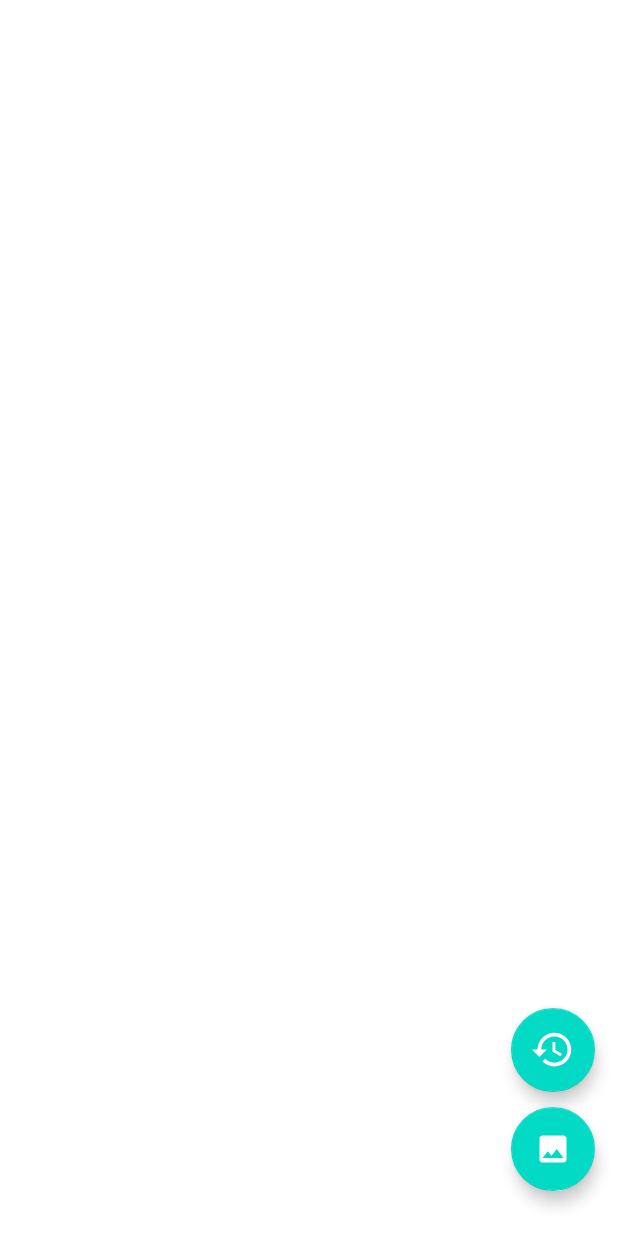
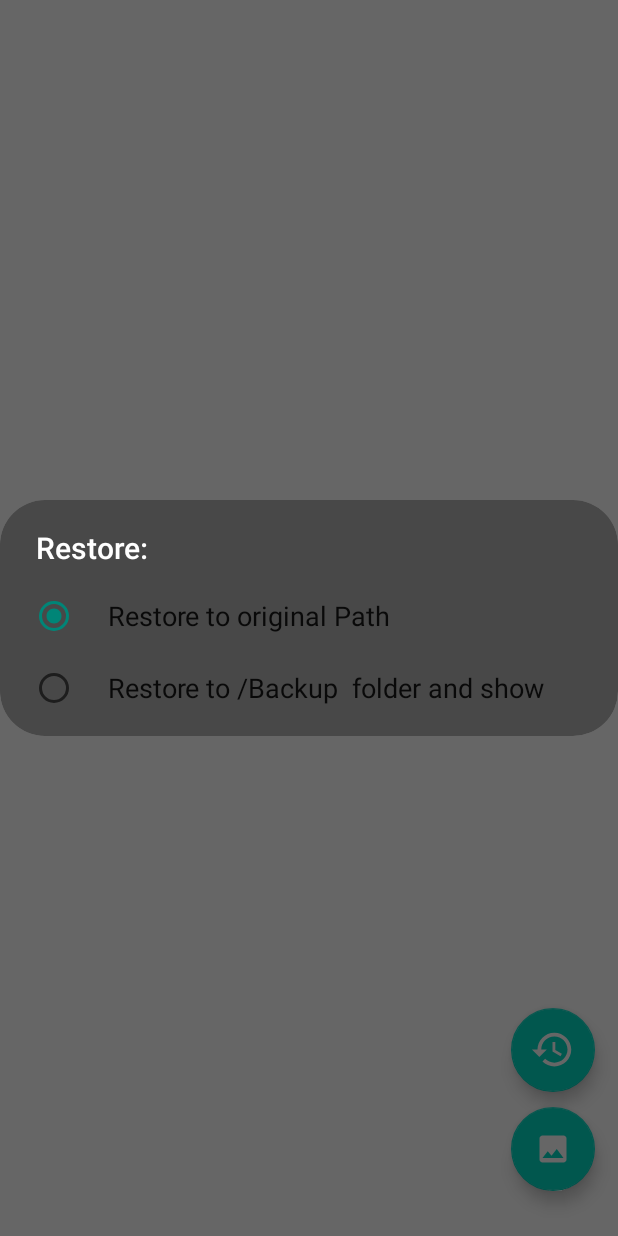
Before and after one commit to Devarshi-Rawal/V, an Android app: the screen it shows after launch (MainActivity), after a tap on an icon or button, on a phone screen of 412 x 824 dp. Run offline under Robolectric (Android 15) with nearby library versions, the phone set to English and light mode, and no system bars; libraries missing offline, so code that uses them is left out: com.google.api.client, com.google.api.services; pictures from the network do not load.

Commit message:
08/03/2022

```diff
--- a/app/build.gradle
+++ b/app/build.gradle
@@ -55,6 +55,7 @@ dependencies {
     implementation 'androidx.recyclerview:recyclerview:1.2.1'
     implementation 'androidx.swiperefreshlayout:swiperefreshlayout:1.2.0-alpha01'
     implementation project(path: ':lottiedialog')
+    implementation 'com.google.android.material:material:1.6.0-alpha03'
     testImplementation 'junit:junit:4.13.2'
     androidTestImplementation 'androidx.test.ext:junit:1.1.3'
     androidTestImplementation 'androidx.test.espresso:espresso-core:3.4.0'
--- a/app/src/main/java/com/devarshi/vault/ImageDetailActivity.java
+++ b/app/src/main/java/com/devarshi/vault/ImageDetailActivity.java
@@ -203,9 +203,9 @@ public class ImageDetailActivity extends GoogleDriveActivity implements ImageSli
                     }
                 });
 
-        Intent intent = new Intent();
+        /*Intent intent = new Intent();
         intent.putExtra("dbFile",db.toString());
-        setResult(RESULT_OK,intent);
+        setResult(RESULT_OK,intent);*/
 
         /*for (int i=positionUtd; i < uploadToDriveList.size(); i++) {
             Log.d(TAG, "actionOnClickOfUploadToDrive: Uploaded files are: " + uploadToDriveList.get(i).getFile());
--- a/app/src/main/java/com/devarshi/vault/MainActivity.java
+++ b/app/src/main/java/com/devarshi/vault/MainActivity.java
@@ -9,6 +9,7 @@ import static androidx.core.content.PackageManagerCompat.LOG_TAG;
 import androidx.annotation.NonNull;
 import androidx.annotation.Nullable;
 import androidx.annotation.RequiresApi;
+import androidx.appcompat.app.AlertDialog;
 import androidx.appcompat.app.AppCompatActivity;
 import androidx.core.app.ActivityCompat;
 import androidx.core.content.ContextCompat;
@@ -23,6 +24,7 @@ import android.content.ClipData;
 import android.content.ContentResolver;
 import android.content.ContentUris;
 import android.content.Context;
+import android.content.DialogInterface;
 import android.content.Intent;
 import android.content.IntentSender;
 import android.content.pm.PackageManager;
@@ -30,6 +32,7 @@ import android.database.Cursor;
 import android.graphics.Bitmap;
 import android.graphics.BitmapFactory;
 import android.graphics.Color;
+import android.graphics.drawable.ColorDrawable;
 import android.net.Uri;
 import android.os.Build;
 import android.os.Bundle;
@@ -40,8 +43,10 @@ import android.provider.BaseColumns;
 import android.provider.DocumentsContract;
 import android.provider.MediaStore;
 import android.provider.OpenableColumns;
+import android.text.Html;
 import android.util.Base64;
 import android.util.Log;
+import android.view.ContextThemeWrapper;
 import android.view.View;
 import android.view.WindowManager;
 import android.widget.ImageView;
@@ -88,7 +93,6 @@ public class MainActivity extends GoogleDriveActivity {
     private static final int PERMISSION_REQUEST_CODE = 100;
     private static final int FILE_SELECT_CODE = 101;
     public static final int DELETE_REQUEST_CODE = 102;
-//    private static final String LOG_TAG = "MainActivity";
 
     //Buttons, Views, Layouts, etc.
     private FloatingActionButton fAbSelectPhotos;
@@ -98,13 +102,13 @@ public class MainActivity extends GoogleDriveActivity {
     public SwipeRefreshLayout mSwipeRefreshLayout;
 
     //Variables
-    public String filename,dbFile;
+    public String filename;
     public ArrayList<String> imagePaths;
     ArrayList<String> restoreImagesList;
     Uri uriId;
     public GoogleDriveApiDataRepository repository;
     Drive driveService;
-    String fName;
+    String fName, restorationPath;
 
     @Override
     protected void onCreate(Bundle savedInstanceState) {
@@ -133,18 +137,6 @@ public class MainActivity extends GoogleDriveActivity {
         Toast.makeText(this, "Sign in failed", Toast.LENGTH_SHORT).show();
     }
 
-    /*@Override
-    protected void onGoogleDriveSignedInSuccess(Drive driveApi) {
-        showMessage(R.string.message_drive_client_is_ready);
-        repository = new GoogleDriveApiDataRepository(driveApi);
-    }
-
-    @Override
-    protected void onGoogleDriveSignedInFailed(ApiException exception) {
-        showMessage(R.string.message_google_sign_in_failed);
-        Log.e(LOG_TAG, "error google drive sign in", exception);
-    }*/
-
     private void findViews() {
 
         fAbSelectPhotos = findViewById(R.id.selectPhotosFab);
@@ -160,73 +152,7 @@ public class MainActivity extends GoogleDriveActivity {
         restoreImagesList = new ArrayList<>();
 
         fAbRestoreFromDrive.setOnClickListener(v -> {
-            if (repository == null) {
-                showMessage(R.string.message_google_sign_in_failed);
-                return;
-            }
-
-            ProgressDialog dialog = new ProgressDialog(MainActivity.this);
-            dialog.setTitle("Retrieving...");
-            dialog.setMessage("Please wait while retrieving files...");
-            dialog.show();
-
-            repository.queryFiles()
-                    .addOnSuccessListener(new OnSuccessListener<FileList>() {
-                        @Override
-                        public void onSuccess(FileList fileList) {
-
-                            Log.d(TAG, "onSuccess: DB size: " + fileList.size());
-                            for (com.google.api.services.drive.model.File file : fileList.getFiles()){
-
-                                String reInfo = file.getName();
-                                fName = reInfo.substring(reInfo.lastIndexOf("/") + 1);
-
-//                                Log.d(TAG, "onSuccess: Filenames: " + repository.readFile(new File(String.valueOf(file)),file.getId()));
-                                Log.d(TAG, "onSuccess: FileName: " + fName);
-                                Log.d(TAG, "onSuccess: FileIds: " + file.getId());
-
-                                restoreImagesList.add(fName);
-
-                                try {
-
-                                    byte[] bytes = ByteSegments.toByteArray(new FileInputSource(new File(file.getName())));
-                                    final String encoded = Base64.encodeToString(bytes, Base64.DEFAULT);
-
-                                    Log.d(TAG, "initViews: Encoded: " + encoded);
-
-                                    byte[] decodedString = Base64.decode(encoded, Base64.DEFAULT);
-
-                                   /* File temp = new File(Environment.getExternalStorageDirectory() + "Android/data/com.devarshi.safdemo/files/Backup");
-                                    FileOutputStream imageStream = new FileOutputStream(temp);
-                                    imageStream.write(decodedString);*/
-
-                                    Bitmap bitmap = BitmapFactory.decodeByteArray(decodedString,0,decodedString.length);
-
-                                    createDirectoryAndSaveFile(bitmap,fName);
-
-                                    Log.d(TAG, "onSuccess: Original of encoded is: " + fName);
-
-                                } catch (IOException e) {
-                                    e.printStackTrace();
-                                }
-
-                            }
-                            dialog.dismiss();
-                        }
-                    })
-                    .addOnFailureListener(new OnFailureListener() {
-                        @Override
-                        public void onFailure(@NonNull Exception e) {
-
-                        }
-                    });
-
-
-
-            Intent intent = new Intent(MainActivity.this,RetrievedImagesActivity.class);
-            intent.putExtra("restoreImagesList",restoreImagesList);
-            startActivity(intent);
-
+            showMultiChoice();
         });
         fAbSelectPhotos.setOnClickListener(v -> browseClick());
 
@@ -238,13 +164,10 @@ public class MainActivity extends GoogleDriveActivity {
 
         loadRecyclerView();
 
-        mSwipeRefreshLayout.setOnRefreshListener(new SwipeRefreshLayout.OnRefreshListener() {
-            @Override
-            public void onRefresh() {
+        mSwipeRefreshLayout.setOnRefreshListener(() -> {
             mSwipeRefreshLayout.setRefreshing(true);
             loadRecyclerView();
             mSwipeRefreshLayout.setRefreshing(false);
-            }
         });
     }
 
@@ -264,17 +187,6 @@ public class MainActivity extends GoogleDriveActivity {
                     } else {
                         imagePaths.add(0, fname);
                     }
-                    /*int index;
-                    if (imagePaths == null){
-                        index = 0;
-                        imagePaths.add(index,fname);
-                        imageRVAdapter.notifyItemInserted(index);
-                    }
-                    else {
-                        index = imagePaths.size() - 1;
-                        imagePaths.add(index,fname);
-                        imageRVAdapter.notifyItemInserted(index);
-                    }*/
                 }
             }
         }
@@ -386,13 +298,10 @@ public class MainActivity extends GoogleDriveActivity {
         Intent intent = new Intent(Intent.ACTION_GET_CONTENT);
         intent.setType("image/*");
         intent.addCategory(Intent.CATEGORY_OPENABLE);
-        //intent.putExtra("browseCoa", itemToBrowse);
-        //Intent chooser = Intent.createChooser(intent, "Select a File to Upload");
         try {
-            //startActivityForResult(chooser, FILE_SELECT_CODE);
             startActivityForResult(Intent.createChooser(intent, "Select a File to Upload"), FILE_SELECT_CODE);
         } catch (Exception ex) {
-            System.out.println("browseClick :" + ex);//android.content.ActivityNotFoundException ex
+            System.out.println("browseClick :" + ex);
         }
     }
 
@@ -441,63 +350,108 @@ public class MainActivity extends GoogleDriveActivity {
                 Log.d(TAG, "onActivityResult: destinationPath " + returnUri);
 
                 Log.d(TAG, "onActivityResult: restoreImagesList size: " + restoreImagesList.size());
+
             }
-            else if (requestCode == 14 && resultCode == RESULT_OK && data != null){
-                dbFile = data.getStringExtra("dbFiles");
-            }
-        }catch (Exception e) {
+        } catch (Exception e) {
             e.printStackTrace();
         }
 
+    }
+
+    private void showMultiChoice() {
+
+        AlertDialog.Builder builderChoose = new AlertDialog.Builder(this,R.style.CustomAlertDialog);
+        builderChoose.setTitle("Restore:");
+        final CharSequence[] items = {"Restore to original Path", "Restore to " + "/Backup " + " folder and show"};
+        int checkedItem = 0;
+        builderChoose.setSingleChoiceItems(items, checkedItem, new DialogInterface.OnClickListener() {
+            @Override
+            public void onClick(DialogInterface dialog, int which) {
+                switch (which){
+                    case 0:
+                        Toast.makeText(MainActivity.this, "Restored to original path", Toast.LENGTH_SHORT).show();
+                        break;
+                    case 1:
+                        retrieveImages();
+                        break;
+                }
+            }
+        });
+        AlertDialog alert = builderChoose.create();
+        alert.setCanceledOnTouchOutside(true);
+        alert.show();
+    }
+
+    private void retrieveImages(){
+        if (repository == null) {
+            showMessage(R.string.message_google_sign_in_failed);
+            return;
+        }
+
+        ProgressDialog mDialog = new ProgressDialog(MainActivity.this);
+        mDialog.setTitle("Retrieving...");
+        mDialog.setMessage("Please wait while retrieving files...");
+        mDialog.show();
+
+        repository.queryFiles()
+                .addOnSuccessListener(new OnSuccessListener<FileList>() {
+                    @Override
+                    public void onSuccess(FileList fileList) {
+
+                        Log.d(TAG, "onSuccess: DB size: " + fileList.size());
+                        for (com.google.api.services.drive.model.File file : fileList.getFiles()) {
+
+                            String reInfo = file.getName();
+                            fName = reInfo.substring(reInfo.lastIndexOf("/") + 1);
+
+                            Log.d(TAG, "onSuccess: FileName: " + fName);
+                            Log.d(TAG, "onSuccess: FileIds: " + file.getId());
+
+                            restoreImagesList.add(fName);
+
+                            try {
+
+                                byte[] bytes = ByteSegments.toByteArray(new FileInputSource(new File(file.getName())));
+                                final String encoded = Base64.encodeToString(bytes, Base64.DEFAULT);
+
+                                Log.d(TAG, "initViews: Encoded: " + encoded);
+
+                                byte[] decodedString = Base64.decode(encoded, Base64.DEFAULT);
+
+                                Bitmap bitmap = BitmapFactory.decodeByteArray(decodedString, 0, decodedString.length);
+
+                                createDirectoryAndSaveFile(bitmap, fName);
+
+                                Log.d(TAG, "onSuccess: Original of encoded is: " + fName);
+
+                            } catch (IOException e) {
+                                e.printStackTrace();
+                            }
 
                         }
-    /*private void copyFileStream(File dest, Uri uri, Context context)
-            throws IOException {
-        InputStream is = null;
-        OutputStream os = null;
-        try {
-            is = context.getContentResolver().openInputStream(uri);
-            os = new FileOutputStream(dest);
-            byte[] buffer = new byte[1024];
-            int length;
-
-            while ((length = is.read(buffer)) > 0) {
-                os.write(buffer, 0, length);
+                        mDialog.dismiss();
+                    }
+                })
+                .addOnFailureListener(new OnFailureListener() {
+                    @Override
+                    public void onFailure(@NonNull Exception e) {
 
                     }
-
-            Uri uriId = getContentUriId(uri);
-
-            try {
-                deleteAPI28(uriId,context);
+                });
+        Intent addExam = new Intent(MainActivity.this, RetrievedImagesActivity.class);
+        startActivity(addExam);
     }
-            catch (Exception e){
-                Log.e(TAG, "copyFileStream: "+e.getMessage());
-                try {
-                    deleteAPI30(uriId);
-                }
-                catch (IntentSender.SendIntentException e1){
-                    e1.printStackTrace();
-                }
-            }
-        } catch (Exception e) {
-            e.printStackTrace();
-        } finally {
-            is.close();
-            os.close();
-        }
-    }*/
 
     private void createDirectoryAndSaveFile(Bitmap imageToSave, String fileName) {
 
         File direct = new File(Environment.getExternalStorageDirectory() + "/Backup");
 
         if (!direct.exists()) {
-            File wallpaperDirectory = new File("/sdcard/Backup/");
+            File wallpaperDirectory = new File(Environment.getExternalStorageDirectory() + "/Backup/");
             wallpaperDirectory.mkdirs();
         }
 
-        File file = new File("/sdcard/Backup/", fileName);
+        File file = new File(Environment.getExternalStorageDirectory() + "/Backup/", fileName);
         if (file.exists()) {
             file.delete();
         }
@@ -511,39 +465,6 @@ public class MainActivity extends GoogleDriveActivity {
             e.printStackTrace();
         }
     }
-
-    /*public void copy(String inputFile, String outputPath) throws IOException {
-        InputStream in = null;
-        OutputStream out = null;
-        try {
-
-            //create output directory if it doesn't exist
-            File dir = new File (outputPath);
-            if (!dir.exists())
-            {
-                dir.mkdirs();
-            }
-
-
-            in = new FileInputStream(inputFile);
-            out = new FileOutputStream(outputPath + inputFile);
-
-            byte[] buffer = new byte[1024];
-            int read;
-            while ((read = in.read(buffer)) != -1) {
-                out.write(buffer, 0, read);
-            }
-            in.close();
-            in = null;
-
-            // write the output file (You have now copied the file)
-            out.flush();
-            out.close();
-            out = null;
-        } catch (Exception e) {
-            Log.d(TAG, "copy: " + e.getMessage());
-        }
-    }*/
 
     private void moveFile(Uri uri, String outputPath, Context context) {
 
@@ -568,17 +489,12 @@ public class MainActivity extends GoogleDriveActivity {
             out.close();
             out = null;
             // delete the original file
-            /*String filePath = getPath(context, uri);
-
-            deleteImage(new File(filePath));*/
             String filePath = getPath(context, uri);
 
             if (filePath != null) {
                 uriId = getContentUriId(Uri.parse(filePath));
             }
-            /*else {
-                uriRecents = getContentUriId(uri);
-            }*/
+
             try {
                 if (filePath != null) {
                     deleteAPI28(uriId, context);
@@ -587,7 +503,6 @@ public class MainActivity extends GoogleDriveActivity {
                 }
             } catch (Exception e) {
                 Log.e(TAG, "moveFile: File not deleted " + e.getMessage());
-//                Toast.makeText(context, "Permission Needed", Toast.LENGTH_SHORT).show();
                 try {
                     if (filePath != null) {
                         deleteAPI30(uriId);
@@ -599,10 +514,8 @@ public class MainActivity extends GoogleDriveActivity {
                 }
             }
 
-        } catch (FileNotFoundException fnfe1) {
+        } catch (Exception fnfe1) {
             Log.e("tag", fnfe1.getMessage());
-        } catch (Exception e) {
-            Log.e("tag", e.getMessage());
         }
 
     }
--- /dev/null
+++ b/app/src/main/res/drawable/dialog_rounded_background.xml
@@ -0,0 +1,11 @@
+<?xml version="1.0" encoding="utf-8"?>
+<layer-list xmlns:android="http://schemas.android.com/apk/res/android">
+    <item>
+        <shape android:shape="rectangle" android:padding="10dp">
+            <solid
+                android:color="@color/grey"/>
+            <corners
+                android:radius="30dp" />
+        </shape>
+    </item>
+</layer-list>
--- a/app/src/main/res/values/colors.xml
+++ b/app/src/main/res/values/colors.xml
@@ -7,4 +7,6 @@
     <color name="teal_700">#FF018786</color>
     <color name="black">#FF000000</color>
     <color name="white">#FFFFFFFF</color>
+    <color name="grey">#484848</color>
+
 </resources>
--- a/app/src/main/res/values/themes.xml
+++ b/app/src/main/res/values/themes.xml
@@ -9,8 +9,13 @@
         <item name="colorSecondary">@color/teal_200</item>
         <item name="colorSecondaryVariant">@color/teal_700</item>
         <item name="colorOnSecondary">@color/black</item>
+
         <!-- Status bar color. -->
         <item name="android:statusBarColor" tools:targetApi="l">?attr/colorPrimaryVariant</item>
         <!-- Customize your theme here. -->
     </style>
+    <style name="CustomAlertDialog" parent="Theme.AppCompat.Light.Dialog.Alert">
+        <item name="android:windowBackground">@drawable/dialog_rounded_background</item>
+        <item name="android:textColor">@color/white</item>
+    </style>
 </resources>
```
Also changed, not shown: app/src/main/java/com/devarshi/vault/RetrievedImagesActivity.java (+51 -10 lines), app/src/main/res/layout/activity_retrieved_images.xml (+16 -3 lines). Lines whose indentation alone changed are shown as unchanged.
